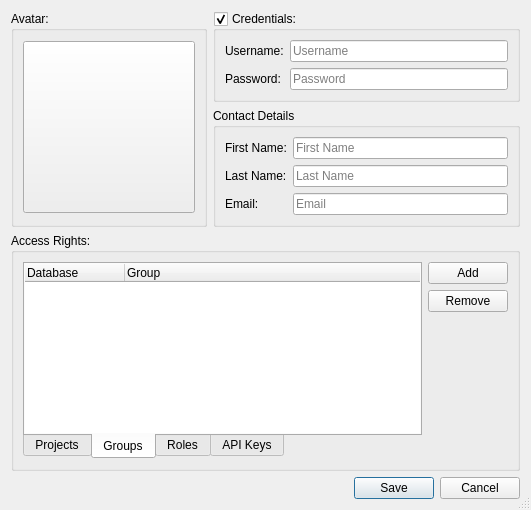
The window that forms/repodialoguser.ui (3drepo/3drepogui) describes before a commit, drawn with Qt 5.
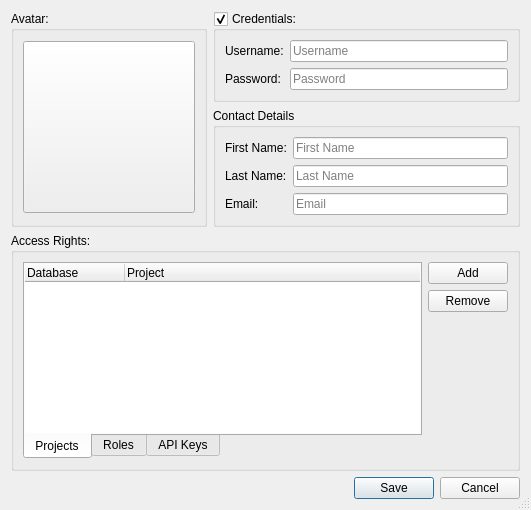
The same window after the commit. The open tabs and pages were chosen to show the change.

```diff
--- a/forms/repodialoguser.ui
+++ b/forms/repodialoguser.ui
@@ -318,60 +318,6 @@
           </item>
          </layout>
         </widget>
-        <widget class="QWidget" name="groupsTab">
-         <attribute name="title">
-          <string>Groups</string>
-         </attribute>
-         <layout class="QVBoxLayout" name="verticalLayout_3">
-          <property name="leftMargin">
-           <number>0</number>
-          </property>
-          <property name="topMargin">
-           <number>0</number>
-          </property>
-          <property name="rightMargin">
-           <number>0</number>
-          </property>
-          <property name="bottomMargin">
-           <number>0</number>
-          </property>
-          <item>
-           <widget class="QTreeWidget" name="groupsTreeWidget">
-            <property name="enabled">
-             <bool>true</bool>
-            </property>
-            <property name="frameShape">
-             <enum>QFrame::NoFrame</enum>
-            </property>
-            <property name="lineWidth">
-             <number>0</number>
-            </property>
-            <property name="editTriggers">
-             <set>QAbstractItemView::AllEditTriggers</set>
-            </property>
-            <property name="showDropIndicator" stdset="0">
-             <bool>false</bool>
-            </property>
-            <property name="alternatingRowColors">
-             <bool>true</bool>
-            </property>
-            <property name="rootIsDecorated">
-             <bool>false</bool>
-            </property>
-            <column>
-             <property name="text">
-              <string>Database</string>
-             </property>
-            </column>
-            <column>
-             <property name="text">
-              <string>Group</string>
-             </property>
-            </column>
-           </widget>
-          </item>
-         </layout>
-        </widget>
         <widget class="QWidget" name="rolesTab">
          <attribute name="title">
           <string>Roles</string>
```
